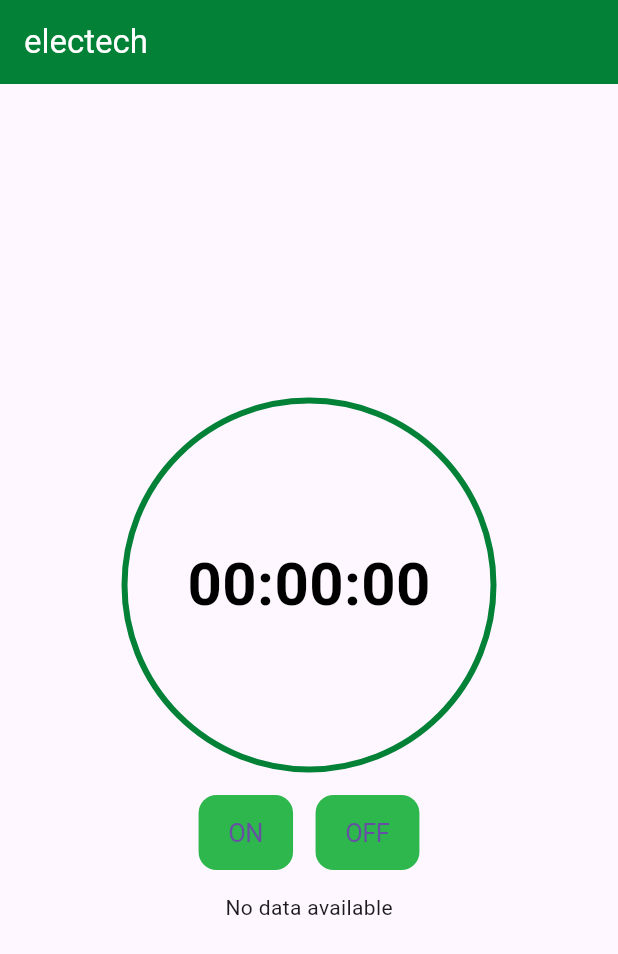
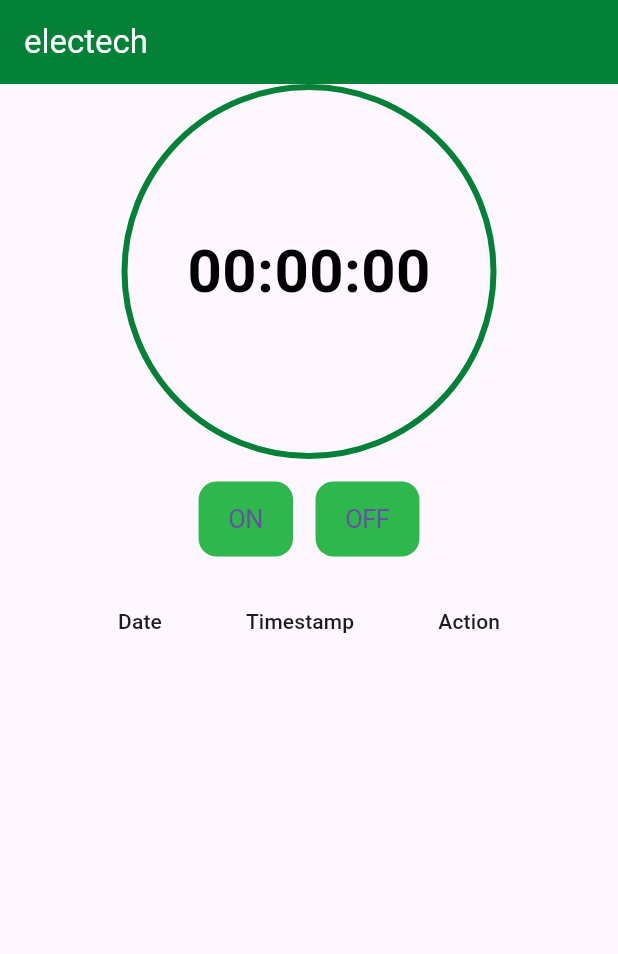
Before and after one commit to reyankhan0342/2024-GP-3, a Flutter app: the screen it shows after launch, on a phone screen of 412 x 824 dp. Shown: the top 954 px of the screen. Run offline on Flutter 3.47's test engine with Material 3 defaults, Android fonts, the phone set to English and light mode, and no system bars; our stand-ins replace cloud_firestore, firebase_core, firebase_messaging, flutter_local_notifications; accounts and stored records are empty.

Commit message:
History Sch

```diff
--- a/lib/pages/HomePage.dart
+++ b/lib/pages/HomePage.dart
@@ -168,8 +168,8 @@ class _HomePageState extends State<HomePage> {
                       clicked ? sendRequest("1", "ON") : {};
                       clicked ? sendRequest("2", "ON") : {};
 
-                      // Save the current date to Firestore
-                      saveDateToFirestore();
+                      // Save the current date to Firestore with action 'ON'
+                      saveDateToFirestore('ON');
                     },
                     child: const Text("ON"),
                     color: Color.fromARGB(255, 45, 183, 77),
@@ -185,8 +185,8 @@ class _HomePageState extends State<HomePage> {
                       clicked ? sendRequest("1", "OFF") : {};
                       clicked ? sendRequest("2", "OFF") : {};
 
-                      // Save the current date to Firestore
-                      saveDateToFirestore();
+                      // Save the current date to Firestore with action 'OFF'
+                      saveDateToFirestore('OFF');
                     },
                     child: const Text("OFF"),
                     color: Color.fromARGB(255, 45, 183, 77),
@@ -196,10 +196,13 @@ class _HomePageState extends State<HomePage> {
                 ],
               ),
               SizedBox(height: 15),
-              // StreamBuilder
+              // DataTable
               StreamBuilder<QuerySnapshot>(
                 stream: FirebaseFirestore.instance
                     .collection('FcmTokens')
+                    .orderBy('timestamp',
+                        descending:
+                            true) // Order by timestamp in descending order
                     .snapshots(),
                 builder: (context, snapshot) {
                   if (snapshot.hasError) {
@@ -211,24 +214,70 @@ class _HomePageState extends State<HomePage> {
                   final fcmTokens = snapshot.data?.docs;
 
                   if (fcmTokens == null || fcmTokens.isEmpty) {
-                    return Center(
-                      child: Text('No data available'),
+                    return Expanded(
+                      child: DataTable(
+                        columns: [
+                          DataColumn(label: Text('Date')),
+                          DataColumn(label: Text('Timestamp')),
+                          DataColumn(label: Text('Action')),
+                        ],
+                        rows: [], // Empty list of DataRow
+                      ),
                     );
                   }
 
+// Filter the documents to include only those with timestamp within the first hour
+                  //final filteredTokens = fcmTokens.where((token) {
+                  //final timestamp = token['timestamp'];
+                  //if (timestamp != null && timestamp is String) {
+                  //final time = DateFormat('h:mm a').parse(timestamp);
+                  // Check if the timestamp is within the first hour
+                  //return time.hour == DateTime.now().hour;
+                  //}
+                  //return false;
+                  //}).toList();
+
+                  final filteredTokens = fcmTokens.where((token) {
+                    final date = token['date'];
+                    if (date != null && date is String) {
+                      final parts = date.split('/');
+                      if (parts.length == 3) {
+                        final month = int.tryParse(parts[1]);
+                        // Check if the date is within the current month
+                        return month == DateTime.now().month;
+                      }
+                    }
+                    return false;
+                  }).toList();
+
                   return Expanded(
-                    child: ListView.builder(
-                      itemCount: fcmTokens.length,
-                      itemBuilder: (context, index) {
-                        final fcmToken = fcmTokens[index];
-                        final date = fcmToken['date'];
-                        final timestamp = fcmToken['timestamp'];
+                    child: SingleChildScrollView(
+                      // Wrap DataTable with SingleChildScrollView
+                      scrollDirection: Axis.vertical,
+                      child: DataTable(
+                        columns: [
+                          DataColumn(label: Text('Date')),
+                          DataColumn(label: Text('Timestamp')),
+                          DataColumn(label: Text('Action')),
+                        ],
+                        rows: filteredTokens.map((fcmToken) {
+                          final date = fcmToken['date'] ?? '';
+                          final timestamp = fcmToken['timestamp'] ?? '';
+                          final action =
+                              (fcmToken.data() as Map<String, dynamic>?)
+                                          ?.containsKey('action') ??
+                                      false
+                                  ? fcmToken['action']
+                                  : '';
 
-                        return ListTile(
-                          title: Text(date),
-                          subtitle: Text(timestamp),
-                        );
-                      },
+                          return DataRow(cells: [
+                            DataCell(Text(date)),
+                            DataCell(Text(timestamp)),
+                            DataCell(Text(
+                                action)), // Use empty string if action is not available
+                          ]);
+                        }).toList(),
+                      ),
                     ),
                   );
                 },
@@ -256,7 +305,7 @@ class _HomePageState extends State<HomePage> {
     }
   }
 
-  Future<void> saveDateToFirestore() async {
+  Future<void> saveDateToFirestore(String action) async {
     try {
       DateTime now = DateTime.now();
       String formattedTime = DateFormat('h:mm a').format(now);
@@ -265,6 +314,7 @@ class _HomePageState extends State<HomePage> {
       await _firebaseInstance.add({
         'timestamp': formattedTime,
         'date': formattedDate,
+        'action': action,
       });
       print('Date stored successfully');
     } catch (e) {
```
